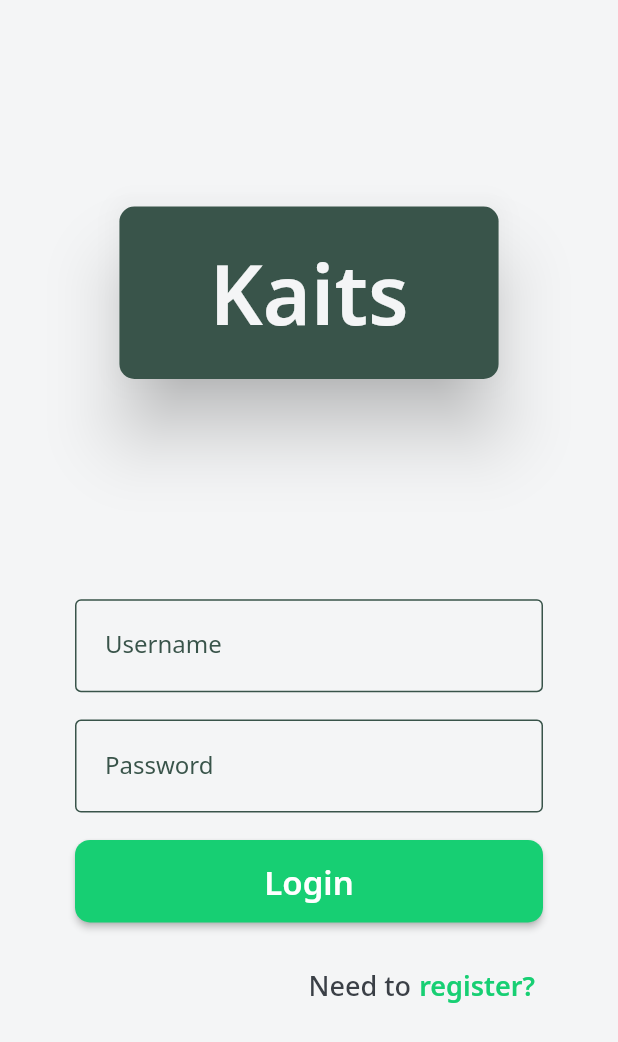
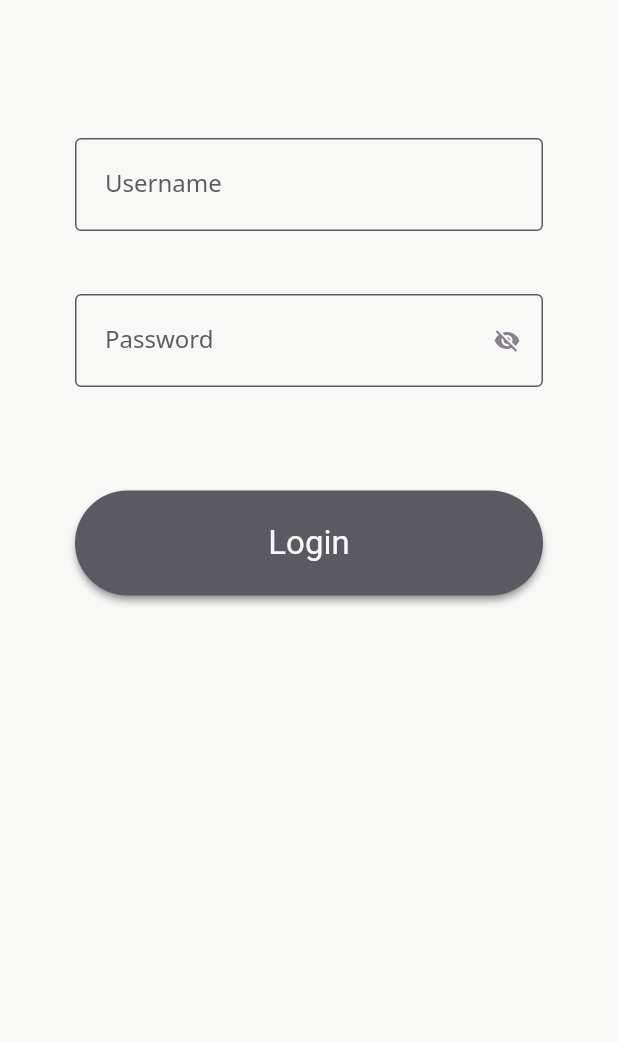
Before and after one commit to haykodarb/kaits_app, a Flutter app: the LoginPage screen opened by its route, on a phone screen of 412 x 824 dp. Shown: the top 1042 px of the screen. Run offline on Flutter 3.47's test engine with Material 2 defaults, Android fonts, the phone set to English and light mode, and no system bars; our stand-ins replace get, google_fonts.

Commit message:
Built register and login pages

```diff
--- /dev/null
+++ b/lib/backend/constants.dart
@@ -0,0 +1,3 @@
+class BackendConstants {
+  static const String authority = '192.168.0.107:3050';
+}
--- a/lib/main.dart
+++ b/lib/main.dart
@@ -18,7 +18,7 @@ class MyApp extends StatelessWidget {
       theme: theme,
       getPages: routes(),
       color: Theme.of(context).colorScheme.background,
-      initialRoute: RouteNames.loginPage,
+      initialRoute: RouteNames.startPage,
     );
   }
 }
--- /dev/null
+++ b/lib/models/backend_response.dart
@@ -0,0 +1,12 @@
+import 'dart:convert';
+
+class BackendReponse {
+  bool success = false;
+  String payload = '';
+
+  BackendReponse.fromBody(String body) {
+    Map<String, dynamic> parsedBody = jsonDecode(body);
+    success = parsedBody['success'];
+    payload = parsedBody['payload'];
+  }
+}
--- /dev/null
+++ b/lib/models/login_form.dart
@@ -0,0 +1,16 @@
+class LoginForm {
+  String username;
+  String password;
+
+  LoginForm({
+    required this.username,
+    required this.password,
+  });
+
+  Map<String, String> toMap() {
+    return {
+      "username": username,
+      "password": password,
+    };
+  }
+}
--- a/lib/pages/login/controller.dart
+++ /dev/null
@@ -1,3 +0,0 @@
-import 'package:get/get.dart';
-
-class LoginController extends GetxController {}
--- a/lib/pages/login/login.dart
+++ /dev/null
@@ -1,163 +0,0 @@
-import 'package:flutter/material.dart';
-import 'package:get/get.dart';
-import 'package:kaits_app/pages/login/controller.dart';
-import 'package:kaits_app/routes.dart';
-
-class LoginPage extends StatelessWidget {
-  const LoginPage({Key? key}) : super(key: key);
-
-  Card _logo() {
-    BuildContext? context = Get.context;
-
-    return Card(
-      elevation: 20,
-      color: Theme.of(context!).colorScheme.primaryVariant,
-      child: Padding(
-        padding: const EdgeInsets.symmetric(horizontal: 60, vertical: 20),
-        child: Text(
-          'Kaits',
-          style: TextStyle(
-            fontSize: 55,
-            fontWeight: FontWeight.w600,
-            color: Theme.of(context).colorScheme.onSurface,
-          ),
-        ),
-      ),
-      shape: RoundedRectangleBorder(
-        borderRadius: BorderRadius.circular(10),
-      ),
-    );
-  }
-
-  Widget _loginForm() {
-    BuildContext context = Get.context!;
-
-    return ConstrainedBox(
-      constraints: const BoxConstraints(maxHeight: 300, maxWidth: 500),
-      child: Column(
-        mainAxisAlignment: MainAxisAlignment.spaceAround,
-        children: [
-          TextField(
-            decoration: InputDecoration(
-              label: Text('Username'),
-              labelStyle: TextStyle(
-                color: Theme.of(context).colorScheme.primaryVariant,
-              ),
-              floatingLabelStyle: TextStyle(
-                color: Theme.of(context).colorScheme.primary,
-              ),
-              enabledBorder: OutlineInputBorder(
-                borderSide: BorderSide(
-                  color: Theme.of(context).colorScheme.primaryVariant,
-                ),
-              ),
-              focusedBorder: OutlineInputBorder(
-                borderSide: BorderSide(
-                  color: Theme.of(context).colorScheme.primary,
-                ),
-              ),
-              isDense: true,
-              contentPadding: const EdgeInsets.all(20),
-            ),
-          ),
-          TextField(
-            decoration: InputDecoration(
-              label: Text('Password'),
-              labelStyle: TextStyle(
-                color: Theme.of(context).colorScheme.surface,
-              ),
-              floatingLabelStyle: TextStyle(
-                color: Theme.of(context).colorScheme.primary,
-              ),
-              enabledBorder: OutlineInputBorder(
-                borderSide: BorderSide(
-                  color: Theme.of(context).colorScheme.surface,
-                ),
-              ),
-              focusedBorder: OutlineInputBorder(
-                borderSide: BorderSide(
-                  color: Theme.of(context).colorScheme.primary,
-                ),
-              ),
-              isDense: true,
-              contentPadding: const EdgeInsets.all(20),
-            ),
-          ),
-          MaterialButton(
-            onPressed: () {
-              Get.offAllNamed(RouteNames.dashboardPage);
-            },
-            minWidth: 400,
-            height: 55,
-            child: const Text(
-              'Login',
-              style: TextStyle(
-                fontSize: 22,
-                fontWeight: FontWeight.w600,
-              ),
-            ),
-            color: Theme.of(context).colorScheme.primary,
-            shape: RoundedRectangleBorder(
-              borderRadius: BorderRadius.circular(10),
-            ),
-          ),
-          Row(
-            mainAxisAlignment: MainAxisAlignment.end,
-            children: [
-              Text(
-                'Need to ',
-                textAlign: TextAlign.right,
-                style: TextStyle(
-                  fontSize: 18,
-                  color: Theme.of(context).colorScheme.onBackground,
-                  fontWeight: FontWeight.w500,
-                ),
-              ),
-              MaterialButton(
-                padding: EdgeInsets.zero,
-                onPressed: () {},
-                highlightColor: Colors.transparent,
-                splashColor: Colors.transparent,
-                child: Text(
-                  'register?',
-                  textAlign: TextAlign.left,
-                  style: TextStyle(
-                    fontSize: 18,
-                    color: Theme.of(context).colorScheme.primary,
-                    fontWeight: FontWeight.w600,
-                  ),
-                ),
-              ),
-            ],
-          ),
-        ],
-      ),
-    );
-  }
-
-  @override
-  Widget build(BuildContext context) {
-    return GetBuilder(
-      init: LoginController(),
-      builder: (LoginController controller) {
-        return Scaffold(
-          backgroundColor: Theme.of(context).colorScheme.background,
-          body: Padding(
-            padding: const EdgeInsets.symmetric(horizontal: 50),
-            child: Column(
-              mainAxisAlignment: MainAxisAlignment.spaceEvenly,
-              crossAxisAlignment: CrossAxisAlignment.center,
-              children: [
-                Visibility(
-                  child: _logo(),
-                  visible: MediaQuery.of(context).viewInsets.bottom == 0,
-                ),
-                _loginForm(),
-              ],
-            ),
-          ),
-        );
-      },
-    );
-  }
-}
--- /dev/null
+++ b/lib/presentation/common/text_field.dart
@@ -0,0 +1,51 @@
+import 'package:flutter/material.dart';
+
+class CustomTextField extends StatefulWidget {
+  const CustomTextField({
+    Key? key,
+    required this.callback,
+    required this.label,
+    required this.isPassword,
+  }) : super(key: key);
+
+  final void Function(String) callback;
+  final String label;
+  final bool isPassword;
+
+  @override
+  _CustomTextFieldState createState() => _CustomTextFieldState();
+}
+
+class _CustomTextFieldState extends State<CustomTextField> {
+  final TextEditingController controller = TextEditingController();
+
+  bool isVisible = false;
+
+  @override
+  Widget build(BuildContext context) {
+    return TextField(
+      cursorColor: Theme.of(context).colorScheme.primaryVariant,
+      onChanged: widget.callback,
+      controller: controller,
+      obscureText: widget.isPassword && !isVisible,
+      decoration: InputDecoration(
+        suffixIcon: widget.isPassword
+            ? IconButton(
+                icon: Icon(
+                  isVisible ? Icons.visibility : Icons.visibility_off,
+                  color: isVisible
+                      ? Theme.of(context).colorScheme.primaryVariant
+                      : Theme.of(context).colorScheme.primary,
+                ),
+                onPressed: () {
+                  setState(() {
+                    isVisible = !isVisible;
+                  });
+                },
+              )
+            : null,
+        label: Text(widget.label),
+      ),
+    );
+  }
+}
--- /dev/null
+++ b/lib/presentation/login/login_page.dart
@@ -0,0 +1,85 @@
+import 'package:flutter/foundation.dart';
+import 'package:flutter/material.dart';
+import 'package:get/get.dart';
+import 'package:kaits_app/presentation/common/text_field.dart';
+import 'package:kaits_app/presentation/login/login_controller.dart';
+import 'package:kaits_app/routes.dart';
+
+class LoginPage extends StatelessWidget {
+  LoginPage({Key? key}) : super(key: key);
+
+  final LoginController loginController = LoginController();
+
+  Widget _loginButton() {
+    return ElevatedButton(
+      onPressed: loginController.loginButtonCallback,
+      child: const Text(
+        'Login',
+      ),
+    );
+  }
+
+  Widget _loginForm() {
+    final BuildContext context = Get.context!;
+
+    return ConstrainedBox(
+      constraints: const BoxConstraints(maxHeight: 500),
+      child: Column(
+        mainAxisAlignment: MainAxisAlignment.start,
+        children: [
+          SizedBox(
+            height: 250,
+            child: Column(
+              mainAxisAlignment: MainAxisAlignment.spaceEvenly,
+              children: [
+                CustomTextField(
+                  callback: loginController.onUsernameChange,
+                  label: 'Username',
+                  isPassword: false,
+                ),
+                CustomTextField(
+                  callback: loginController.onPasswordChange,
+                  label: 'Password',
+                  isPassword: true,
+                ),
+              ],
+            ),
+          ),
+          Obx(
+            () => Text(
+              loginController.errorMessage.value,
+              style: TextStyle(
+                fontSize: 20,
+                color: Theme.of(context).colorScheme.error,
+                fontWeight: FontWeight.w600,
+              ),
+            ),
+          ),
+          _loginButton(),
+        ],
+      ),
+    );
+  }
+
+  @override
+  Widget build(BuildContext context) {
+    return GetBuilder(
+      init: loginController,
+      builder: (LoginController controller) {
+        return Scaffold(
+          backgroundColor: Theme.of(context).colorScheme.background,
+          body: Padding(
+            padding: const EdgeInsets.symmetric(
+              horizontal: 50,
+              vertical: 50,
+            ),
+            child: Align(
+              alignment: Alignment.topCenter,
+              child: _loginForm(),
+            ),
+          ),
+        );
+      },
+    );
+  }
+}
--- /dev/null
+++ b/lib/presentation/register/register_controller.dart
@@ -0,0 +1,3 @@
+import 'package:get/get.dart';
+
+class RegisterController extends GetxController {}
--- a/lib/routes.dart
+++ b/lib/routes.dart
@@ -1,16 +1,37 @@
 import 'package:get/get_navigation/src/routes/get_route.dart';
-import 'package:kaits_app/pages/login/login.dart';
-import 'package:kaits_app/pages/dashboard/dashboard.dart';
+import 'package:get/get_navigation/src/routes/transitions_type.dart';
+import 'package:kaits_app/presentation/login/login_page.dart';
+import 'package:kaits_app/presentation/dashboard/dashboard_page.dart';
+import 'package:kaits_app/presentation/register/register_page.dart';
+import 'package:kaits_app/presentation/start/start_page.dart';
 
 class RouteNames {
   static const loginPage = '/login';
+  static const startPage = '/start';
   static const dashboardPage = '/dashboard';
+  static const registerPage = '/register';
 }
 
 List<GetPage> routes() => <GetPage>[
       GetPage<dynamic>(
+        name: RouteNames.startPage,
+        page: () => StartPage(),
+      ),
+      GetPage<dynamic>(
         name: RouteNames.loginPage,
-        page: () => const LoginPage(),
+        page: () => LoginPage(),
+        transition: Transition.downToUp,
+        transitionDuration: const Duration(
+          milliseconds: 500,
+        ),
+      ),
+      GetPage<dynamic>(
+        name: RouteNames.registerPage,
+        page: () => const RegisterPage(),
+        transition: Transition.downToUp,
+        transitionDuration: const Duration(
+          milliseconds: 500,
+        ),
       ),
       GetPage<dynamic>(
         name: RouteNames.dashboardPage,
--- a/lib/theme.dart
+++ b/lib/theme.dart
@@ -1,24 +1,83 @@
 import 'package:flutter/material.dart';
 import 'package:google_fonts/google_fonts.dart';
 
-const ColorScheme colorScheme = ColorScheme.dark(
-  background: Color(0xFFF4F5F6),
-  surface: Color(0xFF39544A),
-  primary: Color(0xFF17CF73),
-  primaryVariant: Color(0xFF39544A),
-  secondary: Color(0xFF3683DC),
-  secondaryVariant: Color(0xFF5996DB),
-  onBackground: Color(0xFF3A3F46),
-  onPrimary: Color(0xFF3A3F46),
-  onSecondary: Color(0xFFF4F5F6),
-  onSurface: Color(0xFFF4F5F6),
+const ColorScheme _colorScheme = ColorScheme.dark(
+  background: Color(0xFFf8f8f7),
+  surface: Color(0xFFd7cabd),
+  primaryVariant: Color(0xFF5b5a62),
+  primary: Color(0xFF89818d),
+  secondary: Color(0xFFcfcdd7),
+  secondaryVariant: Color(0xFFa09db0),
+  onBackground: Color(0xFF2A2D37),
+  onPrimary: Color(0xFFf8f8f7),
+  onSecondary: Color(0xFFf8f8f7),
+  onSurface: Color(0xFFF5FAFF),
+);
+
+final ElevatedButtonThemeData _elevatedButtonThemeData =
+    ElevatedButtonThemeData(
+  style: ElevatedButton.styleFrom(
+    shadowColor: _colorScheme.primaryVariant,
+    primary: _colorScheme.primaryVariant,
+    onPrimary: _colorScheme.onPrimary,
+    onSurface: _colorScheme.onSurface,
+    minimumSize: const Size(320, 70),
+    textStyle: const TextStyle(
+      fontSize: 22,
+    ),
+    shape: RoundedRectangleBorder(
+      borderRadius: BorderRadius.circular(40),
+    ),
+  ),
+);
+
+final InputDecorationTheme _inputDecorationTheme = InputDecorationTheme(
+  labelStyle: TextStyle(
+    color: _colorScheme.primaryVariant,
+  ),
+  floatingLabelStyle: TextStyle(
+    color: _colorScheme.primary,
+  ),
+  enabledBorder: OutlineInputBorder(
+    borderSide: BorderSide(
+      color: _colorScheme.primaryVariant,
+    ),
+  ),
+  focusedBorder: OutlineInputBorder(
+    borderSide: BorderSide(
+      color: _colorScheme.primary,
+    ),
+  ),
+  isDense: true,
+  contentPadding: const EdgeInsets.all(20),
+);
+
+final OutlinedButtonThemeData _outlinedButtonThemeData =
+    OutlinedButtonThemeData(
+  style: OutlinedButton.styleFrom(
+    primary: _colorScheme.primary,
+    side: BorderSide(
+      color: _colorScheme.primary,
+      width: 2,
+    ),
+    textStyle: const TextStyle(
+      fontSize: 22,
+    ),
+    minimumSize: const Size(320, 70),
+    shape: RoundedRectangleBorder(
+      borderRadius: BorderRadius.circular(40),
+    ),
+  ),
 );
 
 final ThemeData theme = ThemeData(
-  colorScheme: colorScheme,
+  colorScheme: _colorScheme,
   textTheme: GoogleFonts.notoSansTextTheme().apply(
-    displayColor: colorScheme.onSurface,
-    bodyColor: colorScheme.onBackground,
-    decorationColor: colorScheme.onBackground,
+    displayColor: _colorScheme.onSurface,
+    bodyColor: _colorScheme.onBackground,
+    decorationColor: _colorScheme.onBackground,
   ),
+  elevatedButtonTheme: _elevatedButtonThemeData,
+  outlinedButtonTheme: _outlinedButtonThemeData,
+  inputDecorationTheme: _inputDecorationTheme,
 );
```
Also changed, not shown: lib/backend/login_backend.dart (added, +33 -0 lines), lib/presentation/dashboard/dashboard_page.dart (renamed from lib/pages/dashboard/dashboard.dart, +11 -9 lines), lib/presentation/login/login_controller.dart (added, +34 -0 lines), lib/presentation/register/register_page.dart (added, +73 -0 lines), lib/presentation/start/start_controller.dart (added, +12 -0 lines), lib/presentation/start/start_page.dart (added, +80 -0 lines), lib/backend/register_backend.dart (added), lib/presentation/dashboard/dashboard_controller.dart (renamed from lib/pages/dashboard/controller.dart), pubspec.lock.
